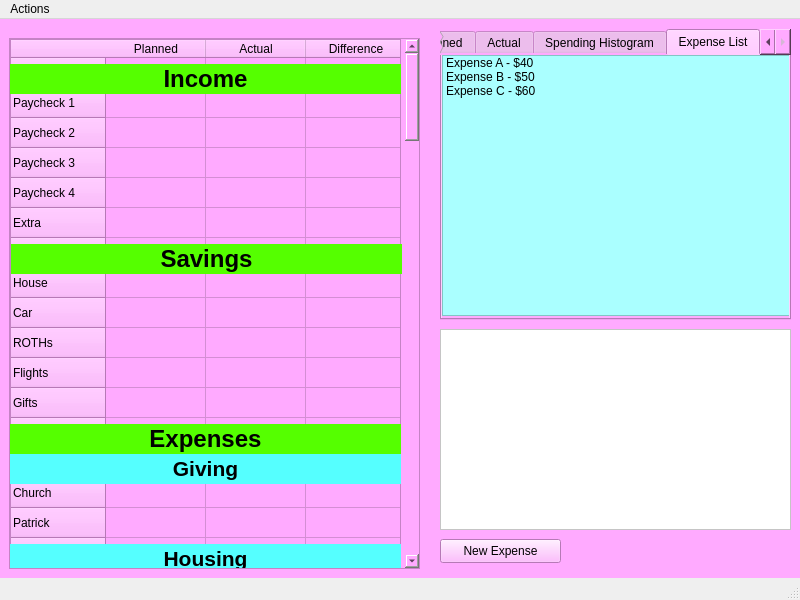
Before: the Qt Designer form rsrc/UI/budget.ui in Winkelmann17/BudgetTool-Python, drawn with Qt 5.
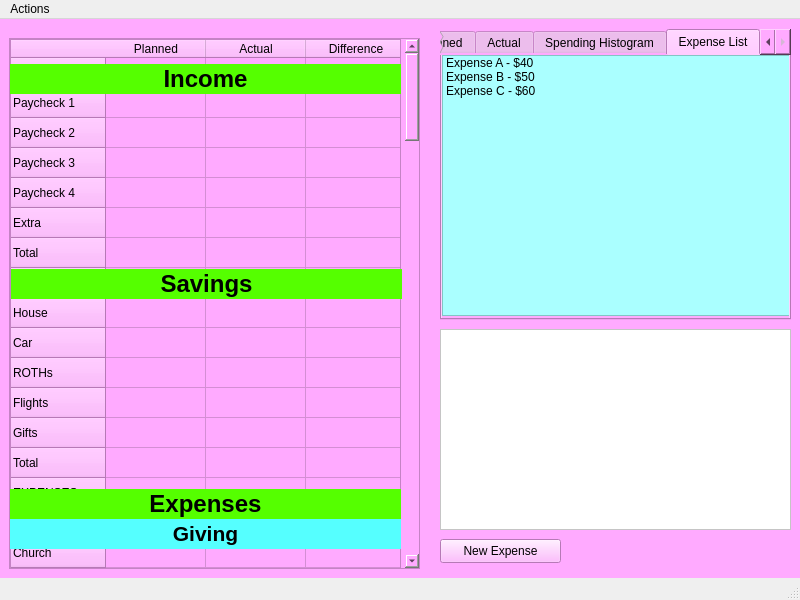
After: the same form once the commit is applied.

Commit message: Cell updates complete

What changed in the file:
```diff
--- a/rsrc/UI/budget.ui
+++ b/rsrc/UI/budget.ui
@@ -64,7 +64,7 @@
       </property>
       <row>
        <property name="text">
-        <string>INCOME</string>
+        <string>Income_</string>
        </property>
       </row>
       <row>
@@ -94,7 +94,12 @@
       </row>
       <row>
        <property name="text">
-        <string>SAVINGS</string>
+        <string>Total</string>
+       </property>
+      </row>
+      <row>
+       <property name="text">
+        <string>Savings_</string>
        </property>
       </row>
       <row>
@@ -122,6 +127,11 @@
         <string>Gifts</string>
        </property>
       </row>
+      <row>
+       <property name="text">
+        <string>Total</string>
+       </property>
+      </row>
       <row>
        <property name="text">
         <string>EXPENSES</string>
@@ -142,6 +152,11 @@
         <string>Patrick</string>
        </property>
       </row>
+      <row>
+       <property name="text">
+        <string>Total</string>
+       </property>
+      </row>
       <row>
        <property name="text">
         <string>Housing_</string>
@@ -182,6 +197,11 @@
         <string>Internet</string>
        </property>
       </row>
+      <row>
+       <property name="text">
+        <string>Total</string>
+       </property>
+      </row>
       <row>
        <property name="text">
         <string>Transportation_</string>
@@ -204,7 +224,12 @@
       </row>
       <row>
        <property name="text">
-        <string>_Food_</string>
+        <string>Total</string>
+       </property>
+      </row>
+      <row>
+       <property name="text">
+        <string>Food_</string>
        </property>
       </row>
       <row>
@@ -219,7 +244,12 @@
       </row>
       <row>
        <property name="text">
-        <string>_Personal_</string>
+        <string>Total</string>
+       </property>
+      </row>
+      <row>
+       <property name="text">
+        <string>Personal_</string>
        </property>
       </row>
       <row>
@@ -244,7 +274,12 @@
       </row>
       <row>
        <property name="text">
-        <string>_Insurance_</string>
+        <string>Total</string>
+       </property>
+      </row>
+      <row>
+       <property name="text">
+        <string>Insurance_</string>
        </property>
       </row>
       <row>
@@ -264,7 +299,12 @@
       </row>
       <row>
        <property name="text">
-        <string>_Other_</string>
+        <string>Total</string>
+       </property>
+      </row>
+      <row>
+       <property name="text">
+        <string>Other_</string>
        </property>
       </row>
       <row>
@@ -277,6 +317,11 @@
         <string>Miscellaneous</string>
        </property>
       </row>
+      <row>
+       <property name="text">
+        <string>Total</string>
+       </property>
+      </row>
       <column>
        <property name="text">
         <string>Planned</string>
@@ -419,34 +464,34 @@
        </property>
       </item>
       <item row="6" column="0">
-       <property name="text">
-        <string>x</string>
+       <property name="flags">
+        <set>ItemIsDragEnabled|ItemIsDropEnabled|ItemIsUserCheckable|ItemIsEnabled</set>
        </property>
       </item>
       <item row="6" column="1">
        <property name="text">
-        <string>x</string>
+        <string/>
        </property>
        <property name="flags">
-        <set>ItemIsSelectable|ItemIsDropEnabled|ItemIsUserCheckable|ItemIsEnabled</set>
+        <set>ItemIsDragEnabled|ItemIsDropEnabled|ItemIsUserCheckable|ItemIsEnabled</set>
        </property>
       </item>
       <item row="6" column="2">
        <property name="text">
-        <string>x</string>
+        <string/>
        </property>
        <property name="flags">
-        <set>ItemIsSelectable|ItemIsDropEnabled|ItemIsUserCheckable|ItemIsEnabled</set>
+        <set>ItemIsDragEnabled|ItemIsDropEnabled|ItemIsUserCheckable|ItemIsEnabled</set>
        </property>
       </item>
       <item row="7" column="0">
        <property name="text">
-        <string/>
+        <string>x</string>
        </property>
       </item>
       <item row="7" column="1">
        <property name="text">
-        <string/>
+        <string>x</string>
        </property>
        <property name="flags">
         <set>ItemIsSelectable|ItemIsDropEnabled|ItemIsUserCheckable|ItemIsEnabled</set>
@@ -454,7 +499,7 @@
       </item>
       <item row="7" column="2">
        <property name="text">
-        <string/>
+        <string>x</string>
        </property>
        <property name="flags">
         <set>ItemIsSelectable|ItemIsDropEnabled|ItemIsUserCheckable|ItemIsEnabled</set>
@@ -546,12 +591,12 @@
       </item>
       <item row="12" column="0">
        <property name="text">
-        <string>x</string>
+        <string/>
        </property>
       </item>
       <item row="12" column="1">
        <property name="text">
-        <string>x</string>
+        <string/>
        </property>
        <property name="flags">
         <set>ItemIsSelectable|ItemIsDropEnabled|ItemIsUserCheckable|ItemIsEnabled</set>
@@ -559,41 +604,35 @@
       </item>
       <item row="12" column="2">
        <property name="text">
-        <string>x</string>
+        <string/>
        </property>
        <property name="flags">
         <set>ItemIsSelectable|ItemIsDropEnabled|ItemIsUserCheckable|ItemIsEnabled</set>
        </property>
       </item>
       <item row="13" column="0">
-       <property name="text">
-        <string>x</string>
+       <property name="flags">
+        <set>ItemIsDragEnabled|ItemIsDropEnabled|ItemIsUserCheckable|ItemIsEnabled</set>
        </property>
       </item>
       <item row="13" column="1">
-       <property name="text">
-        <string>x</string>
-       </property>
        <property name="flags">
-        <set>ItemIsSelectable|ItemIsDropEnabled|ItemIsUserCheckable|ItemIsEnabled</set>
+        <set>ItemIsDragEnabled|ItemIsDropEnabled|ItemIsUserCheckable|ItemIsEnabled</set>
        </property>
       </item>
       <item row="13" column="2">
-       <property name="text">
-        <string>x</string>
-       </property>
        <property name="flags">
-        <set>ItemIsSelectable|ItemIsDropEnabled|ItemIsUserCheckable|ItemIsEnabled</set>
+        <set>ItemIsDragEnabled|ItemIsDropEnabled|ItemIsUserCheckable|ItemIsEnabled</set>
        </property>
       </item>
       <item row="14" column="0">
        <property name="text">
-        <string/>
+        <string>x</string>
        </property>
       </item>
       <item row="14" column="1">
        <property name="text">
-        <string/>
+        <string>x</string>
        </property>
        <property name="flags">
         <set>ItemIsSelectable|ItemIsDropEnabled|ItemIsUserCheckable|ItemIsEnabled</set>
@@ -601,7 +640,7 @@
       </item>
       <item row="14" column="2">
        <property name="text">
-        <string/>
+        <string>x</string>
        </property>
        <property name="flags">
         <set>ItemIsSelectable|ItemIsDropEnabled|ItemIsUserCheckable|ItemIsEnabled</set>
@@ -609,12 +648,12 @@
       </item>
       <item row="15" column="0">
        <property name="text">
-        <string/>
+        <string>x</string>
        </property>
       </item>
       <item row="15" column="1">
        <property name="text">
-        <string/>
+        <string>x</string>
        </property>
        <property name="flags">
         <set>ItemIsSelectable|ItemIsDropEnabled|ItemIsUserCheckable|ItemIsEnabled</set>
@@ -622,7 +661,7 @@
       </item>
       <item row="15" column="2">
        <property name="text">
-        <string/>
+        <string>x</string>
        </property>
        <property name="flags">
         <set>ItemIsSelectable|ItemIsDropEnabled|ItemIsUserCheckable|ItemIsEnabled</set>
@@ -630,12 +669,12 @@
       </item>
       <item row="16" column="0">
        <property name="text">
-        <string>x</string>
+        <string/>
        </property>
       </item>
       <item row="16" column="1">
        <property name="text">
-        <string>x</string>
+        <string/>
        </property>
        <property name="flags">
         <set>ItemIsSelectable|ItemIsDropEnabled|ItemIsUserCheckable|ItemIsEnabled</set>
@@ -643,7 +682,7 @@
       </item>
       <item row="16" column="2">
        <property name="text">
-        <string>x</string>
+        <string/>
        </property>
        <property name="flags">
         <set>ItemIsSelectable|ItemIsDropEnabled|ItemIsUserCheckable|ItemIsEnabled</set>
@@ -671,34 +710,28 @@
        </property>
       </item>
       <item row="18" column="0">
-       <property name="text">
-        <string/>
+       <property name="flags">
+        <set>ItemIsDragEnabled|ItemIsDropEnabled|ItemIsUserCheckable|ItemIsEnabled</set>
        </property>
       </item>
       <item row="18" column="1">
-       <property name="text">
-        <string/>
-       </property>
        <property name="flags">
-        <set>ItemIsSelectable|ItemIsDropEnabled|ItemIsUserCheckable|ItemIsEnabled</set>
+        <set>ItemIsDragEnabled|ItemIsDropEnabled|ItemIsUserCheckable|ItemIsEnabled</set>
        </property>
       </item>
       <item row="18" column="2">
-       <property name="text">
-        <string/>
-       </property>
        <property name="flags">
-        <set>ItemIsSelectable|ItemIsDropEnabled|ItemIsUserCheckable|ItemIsEnabled</set>
+        <set>ItemIsDragEnabled|ItemIsDropEnabled|ItemIsUserCheckable|ItemIsEnabled</set>
        </property>
       </item>
       <item row="19" column="0">
        <property name="text">
-        <string/>
+        <string>x</string>
        </property>
       </item>
       <item row="19" column="1">
        <property name="text">
-        <string/>
+        <string>x</string>
        </property>
        <property name="flags">
         <set>ItemIsSelectable|ItemIsDropEnabled|ItemIsUserCheckable|ItemIsEnabled</set>
@@ -706,7 +739,7 @@
       </item>
       <item row="19" column="2">
        <property name="text">
-        <string/>
+        <string>x</string>
        </property>
        <property name="flags">
         <set>ItemIsSelectable|ItemIsDropEnabled|ItemIsUserCheckable|ItemIsEnabled</set>
@@ -798,12 +831,12 @@
       </item>
       <item row="24" column="0">
        <property name="text">
-        <string>x</string>
+        <string/>
        </property>
       </item>
       <item row="24" column="1">
        <property name="text">
-        <string>x</string>
+        <string/>
        </property>
        <property name="flags">
         <set>ItemIsSelectable|ItemIsDropEnabled|ItemIsUserCheckable|ItemIsEnabled</set>
@@ -811,7 +844,7 @@
       </item>
       <item row="24" column="2">
        <property name="text">
-        <string>x</string>
+        <string/>
        </property>
        <property name="flags">
         <set>ItemIsSelectable|ItemIsDropEnabled|ItemIsUserCheckable|ItemIsEnabled</set>
@@ -860,24 +893,18 @@
        </property>
       </item>
       <item row="27" column="0">
-       <property name="text">
-        <string/>
+       <property name="flags">
+        <set>ItemIsDragEnabled|ItemIsDropEnabled|ItemIsUserCheckable|ItemIsEnabled</set>
        </property>
       </item>
       <item row="27" column="1">
-       <property name="text">
-        <string/>
-       </property>
        <property name="flags">
-        <set>ItemIsSelectable|ItemIsDropEnabled|ItemIsUserCheckable|ItemIsEnabled</set>
+        <set>ItemIsDragEnabled|ItemIsDropEnabled|ItemIsUserCheckable|ItemIsEnabled</set>
        </property>
       </item>
       <item row="27" column="2">
-       <property name="text">
-        <string/>
-       </property>
        <property name="flags">
-        <set>ItemIsSelectable|ItemIsDropEnabled|ItemIsUserCheckable|ItemIsEnabled</set>
+        <set>ItemIsDragEnabled|ItemIsDropEnabled|ItemIsUserCheckable|ItemIsEnabled</set>
        </property>
       </item>
       <item row="28" column="0">
@@ -945,12 +972,12 @@
       </item>
       <item row="31" column="0">
        <property name="text">
-        <string>x</string>
+        <string/>
        </property>
       </item>
       <item row="31" column="1">
        <property name="text">
-        <string>x</string>
+        <string/>
        </property>
        <property name="flags">
         <set>ItemIsSelectable|ItemIsDropEnabled|ItemIsUserCheckable|ItemIsEnabled</set>
@@ -958,41 +985,35 @@
       </item>
       <item row="31" column="2">
        <property name="text">
-        <string>x</string>
+        <string/>
        </property>
        <property name="flags">
         <set>ItemIsSelectable|ItemIsDropEnabled|ItemIsUserCheckable|ItemIsEnabled</set>
        </property>
       </item>
       <item row="32" column="0">
-       <property name="text">
-        <string/>
+       <property name="flags">
+        <set>ItemIsDragEnabled|ItemIsDropEnabled|ItemIsUserCheckable|ItemIsEnabled</set>
        </property>
       </item>
       <item row="32" column="1">
-       <property name="text">
-        <string/>
-       </property>
        <property name="flags">
-        <set>ItemIsSelectable|ItemIsDropEnabled|ItemIsUserCheckable|ItemIsEnabled</set>
+        <set>ItemIsDragEnabled|ItemIsDropEnabled|ItemIsUserCheckable|ItemIsEnabled</set>
        </property>
       </item>
       <item row="32" column="2">
-       <property name="text">
-        <string/>
-       </property>
        <property name="flags">
-        <set>ItemIsSelectable|ItemIsDropEnabled|ItemIsUserCheckable|ItemIsEnabled</set>
+        <set>ItemIsDragEnabled|ItemIsDropEnabled|ItemIsUserCheckable|ItemIsEnabled</set>
        </property>
       </item>
       <item row="33" column="0">
        <property name="text">
-        <string/>
+        <string>x</string>
        </property>
       </item>
       <item row="33" column="1">
        <property name="text">
-        <string/>
+        <string>x</string>
        </property>
        <property name="flags">
         <set>ItemIsSelectable|ItemIsDropEnabled|ItemIsUserCheckable|ItemIsEnabled</set>
@@ -1000,7 +1021,7 @@
       </item>
       <item row="33" column="2">
        <property name="text">
-        <string/>
+        <string>x</string>
        </property>
        <property name="flags">
         <set>ItemIsSelectable|ItemIsDropEnabled|ItemIsUserCheckable|ItemIsEnabled</set>
@@ -1049,34 +1070,28 @@
        </property>
       </item>
       <item row="36" column="0">
-       <property name="text">
-        <string>x</string>
+       <property name="flags">
+        <set>ItemIsDragEnabled|ItemIsDropEnabled|ItemIsUserCheckable|ItemIsEnabled</set>
        </property>
       </item>
       <item row="36" column="1">
-       <property name="text">
-        <string>x</string>
-       </property>
        <property name="flags">
-        <set>ItemIsSelectable|ItemIsDropEnabled|ItemIsUserCheckable|ItemIsEnabled</set>
+        <set>ItemIsDragEnabled|ItemIsDropEnabled|ItemIsUserCheckable|ItemIsEnabled</set>
        </property>
       </item>
       <item row="36" column="2">
-       <property name="text">
-        <string>x</string>
-       </property>
        <property name="flags">
-        <set>ItemIsSelectable|ItemIsDropEnabled|ItemIsUserCheckable|ItemIsEnabled</set>
+        <set>ItemIsDragEnabled|ItemIsDropEnabled|ItemIsUserCheckable|ItemIsEnabled</set>
        </property>
       </item>
       <item row="37" column="0">
        <property name="text">
-        <string/>
+        <string>x</string>
        </property>
       </item>
       <item row="37" column="1">
        <property name="text">
-        <string/>
+        <string>x</string>
        </property>
        <property name="flags">
         <set>ItemIsSelectable|ItemIsDropEnabled|ItemIsUserCheckable|ItemIsEnabled</set>
@@ -1084,7 +1099,7 @@
       </item>
       <item row="37" column="2">
        <property name="text">
-        <string/>
+        <string>x</string>
        </property>
        <property name="flags">
         <set>ItemIsSelectable|ItemIsDropEnabled|ItemIsUserCheckable|ItemIsEnabled</set>
@@ -1134,12 +1149,12 @@
       </item>
       <item row="40" column="0">
        <property name="text">
-        <string>x</string>
+        <string/>
        </property>
       </item>
       <item row="40" column="1">
        <property name="text">
-        <string>x</string>
+        <string/>
        </property>
        <property name="flags">
         <set>ItemIsSelectable|ItemIsDropEnabled|ItemIsUserCheckable|ItemIsEnabled</set>
@@ -1147,7 +1162,7 @@
       </item>
       <item row="40" column="2">
        <property name="text">
-        <string>x</string>
+        <string/>
        </property>
        <property name="flags">
         <set>ItemIsSelectable|ItemIsDropEnabled|ItemIsUserCheckable|ItemIsEnabled</set>
@@ -1175,26 +1190,197 @@
        </property>
       </item>
       <item row="42" column="0">
-       <property name="text">
-        <string/>
+       <property name="flags">
+        <set>ItemIsDragEnabled|ItemIsDropEnabled|ItemIsUserCheckable|ItemIsEnabled</set>
        </property>
       </item>
       <item row="42" column="1">
-       <property name="text">
-        <string/>
-       </property>
        <property name="flags">
-        <set>ItemIsSelectable|ItemIsDropEnabled|ItemIsUserCheckable|ItemIsEnabled</set>
+        <set>ItemIsDragEnabled|ItemIsDropEnabled|ItemIsUserCheckable|ItemIsEnabled</set>
        </property>
       </item>
       <item row="42" column="2">
+       <property name="flags">
+        <set>ItemIsDragEnabled|ItemIsDropEnabled|ItemIsUserCheckable|ItemIsEnabled</set>
+       </property>
+      </item>
+      <item row="43" column="0">
        <property name="text">
+        <string>x</string>
+       </property>
+      </item>
+      <item row="43" column="1">
+       <property name="text">
+        <string>x</string>
+       </property>
+       <property name="flags">
+        <set>ItemIsSelectable|ItemIsDropEnabled|ItemIsUserCheckable|ItemIsEnabled</set>
+       </property>
+      </item>
+      <item row="43" column="2">
+       <property name="text">
+        <string>x</string>
+       </property>
+       <property name="flags">
+        <set>ItemIsSelectable|ItemIsDropEnabled|ItemIsUserCheckable|ItemIsEnabled</set>
+       </property>
+      </item>
+      <item row="44" column="0">
+       <property name="text">
         <string/>
        </property>
+      </item>
+      <item row="44" column="1">
+       <property name="text">
+        <string/>
+       </property>
        <property name="flags">
         <set>ItemIsSelectable|ItemIsDropEnabled|ItemIsUserCheckable|ItemIsEnabled</set>
        </property>
       </item>
+      <item row="44" column="2">
+       <property name="text">
+        <string/>
+       </property>
+       <property name="flags">
+        <set>ItemIsSelectable|ItemIsDropEnabled|ItemIsUserCheckable|ItemIsEnabled</set>
+       </property>
+      </item>
+      <item row="45" column="0">
+       <property name="text">
+        <string/>
+       </property>
+      </item>
+      <item row="45" column="1">
+       <property name="text">
+        <string/>
+       </property>
+       <property name="flags">
+        <set>ItemIsSelectable|ItemIsDropEnabled|ItemIsUserCheckable|ItemIsEnabled</set>
+       </property>
+      </item>
+      <item row="45" column="2">
+       <property name="text">
+        <string/>
+       </property>
+       <property name="flags">
+        <set>ItemIsSelectable|ItemIsDropEnabled|ItemIsUserCheckable|ItemIsEnabled</set>
+       </property>
+      </item>
+      <item row="46" column="0">
+       <property name="text">
+        <string/>
+       </property>
+      </item>
+      <item row="46" column="1">
+       <property name="text">
+        <string/>
+       </property>
+       <property name="flags">
+        <set>ItemIsSelectable|ItemIsDropEnabled|ItemIsUserCheckable|ItemIsEnabled</set>
+       </property>
+      </item>
+      <item row="46" column="2">
+       <property name="text">
+        <string/>
+       </property>
+       <property name="flags">
+        <set>ItemIsSelectable|ItemIsDropEnabled|ItemIsUserCheckable|ItemIsEnabled</set>
+       </property>
+      </item>
+      <item row="47" column="0">
+       <property name="flags">
+        <set>ItemIsDragEnabled|ItemIsDropEnabled|ItemIsUserCheckable|ItemIsEnabled</set>
+       </property>
+      </item>
+      <item row="47" column="1">
+       <property name="flags">
+        <set>ItemIsDragEnabled|ItemIsDropEnabled|ItemIsUserCheckable|ItemIsEnabled</set>
+       </property>
+      </item>
+      <item row="47" column="2">
+       <property name="flags">
+        <set>ItemIsDragEnabled|ItemIsDropEnabled|ItemIsUserCheckable|ItemIsEnabled</set>
+       </property>
+      </item>
+      <item row="48" column="0">
+       <property name="text">
+        <string>x</string>
+       </property>
+      </item>
+      <item row="48" column="1">
+       <property name="text">
+        <string>x</string>
+       </property>
+       <property name="flags">
+        <set>ItemIsSelectable|ItemIsDropEnabled|ItemIsUserCheckable|ItemIsEnabled</set>
+       </property>
+      </item>
+      <item row="48" column="2">
+       <property name="text">
+        <string>x</string>
+       </property>
+       <property name="flags">
+        <set>ItemIsSelectable|ItemIsDropEnabled|ItemIsUserCheckable|ItemIsEnabled</set>
+       </property>
+      </item>
+      <item row="49" column="0">
+       <property name="text">
+        <string/>
+       </property>
+      </item>
+      <item row="49" column="1">
+       <property name="text">
+        <string/>
+       </property>
+       <property name="flags">
+        <set>ItemIsSelectable|ItemIsDropEnabled|ItemIsUserCheckable|ItemIsEnabled</set>
+       </property>
+      </item>
+      <item row="49" column="2">
+       <property name="text">
+        <string/>
+       </property>
+       <property name="flags">
+        <set>ItemIsSelectable|ItemIsDropEnabled|ItemIsUserCheckable|ItemIsEnabled</set>
+       </property>
+      </item>
+      <item row="50" column="0">
+       <property name="text">
+        <string/>
+       </property>
+      </item>
+      <item row="50" column="1">
+       <property name="text">
+        <string/>
+       </property>
+       <property name="flags">
+        <set>ItemIsSelectable|ItemIsDropEnabled|ItemIsUserCheckable|ItemIsEnabled</set>
+       </property>
+      </item>
+      <item row="50" column="2">
+       <property name="text">
+        <string/>
+       </property>
+       <property name="flags">
+        <set>ItemIsSelectable|ItemIsDropEnabled|ItemIsUserCheckable|ItemIsEnabled</set>
+       </property>
+      </item>
+      <item row="51" column="0">
+       <property name="flags">
+        <set>ItemIsDragEnabled|ItemIsDropEnabled|ItemIsUserCheckable|ItemIsEnabled</set>
+       </property>
+      </item>
+      <item row="51" column="1">
+       <property name="flags">
+        <set>ItemIsDragEnabled|ItemIsDropEnabled|ItemIsUserCheckable|ItemIsEnabled</set>
+       </property>
+      </item>
+      <item row="51" column="2">
+       <property name="flags">
+        <set>ItemIsDragEnabled|ItemIsDropEnabled|ItemIsUserCheckable|ItemIsEnabled</set>
+       </property>
+      </item>
      </widget>
      <widget class="QPushButton" name="pushButton">
       <property name="geometry">
@@ -1242,7 +1428,7 @@
       <property name="geometry">
        <rect>
         <x>1</x>
-        <y>205</y>
+        <y>230</y>
         <width>391</width>
         <height>30</height>
        </rect>
@@ -1258,7 +1444,7 @@
       <property name="geometry">
        <rect>
         <x>0</x>
-        <y>385</y>
+        <y>450</y>
         <width>391</width>
         <height>30</height>
        </rect>
@@ -1274,7 +1460,7 @@
       <property name="geometry">
        <rect>
         <x>0</x>
-        <y>415</y>
+        <y>480</y>
         <width>391</width>
         <height>30</height>
        </rect>
@@ -1290,7 +1476,7 @@
       <property name="geometry">
        <rect>
         <x>0</x>
-        <y>505</y>
+        <y>590</y>
         <width>391</width>
         <height>30</height>
        </rect>
```
Left out of the diff: 24 changed lines with no effect on the pictures. The commit also changes 2 other files.
